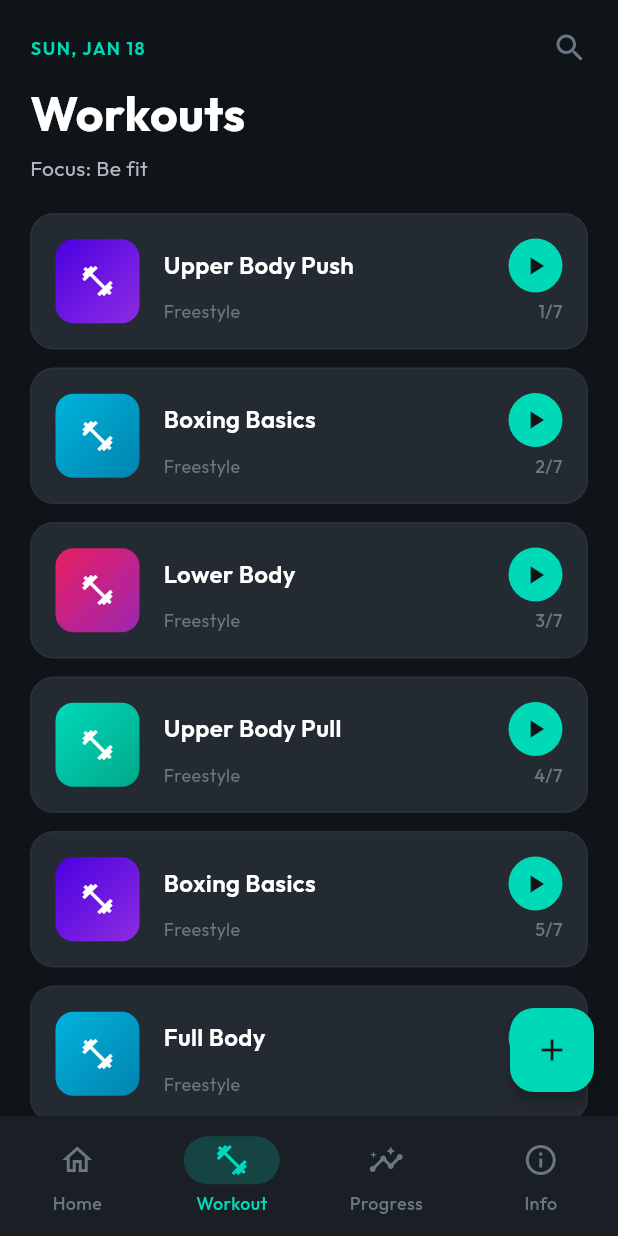
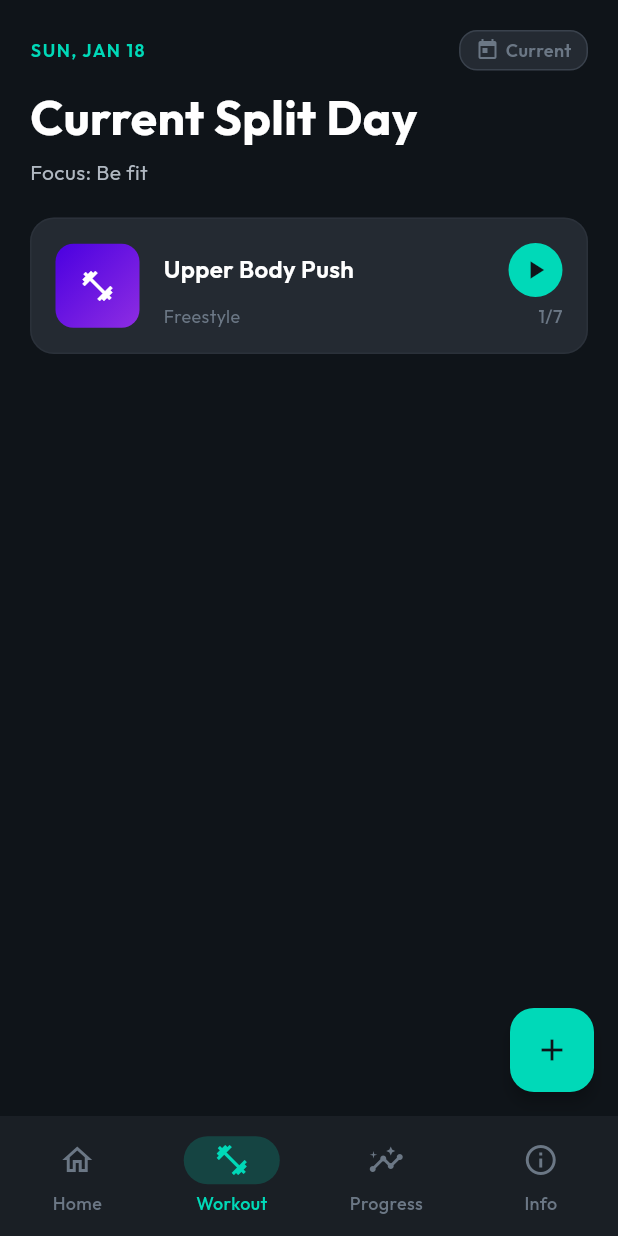
Before and after one commit to abisinraj/momentum, a Flutter app: the screen it shows after launch, item 2 of the bottom bar chosen, on a phone screen of 412 x 824 dp. Run offline on Flutter 3.47's test engine with Material 3 defaults, Android fonts, the phone set to English and light mode, and no system bars; drawn by our look-alikes of dynamic_color; our stand-ins replace drift, flutter_riverpod, go_router, google_fonts, riverpod_annotation, shared_preferences; missing offline and left inert: home_widget; accounts and stored records are empty; generated files the repository leaves out were written again.

Commit message:
feat: Add `currentSplitIndex` field to the `User` database entity.

```diff
--- a/lib/features/workout/presentation/workout_screen.dart
+++ b/lib/features/workout/presentation/workout_screen.dart
@@ -10,11 +10,18 @@ import 'active_workout_screen.dart';
 
 /// Workout screen - shows list of workouts with completion states
 /// Design: Date header, focus subtitle, workout cards with status badges
-class WorkoutScreen extends ConsumerWidget {
+class WorkoutScreen extends ConsumerStatefulWidget {
   const WorkoutScreen({super.key});
 
   @override
-  Widget build(BuildContext context, WidgetRef ref) {
+  ConsumerState<WorkoutScreen> createState() => _WorkoutScreenState();
+}
+
+class _WorkoutScreenState extends ConsumerState<WorkoutScreen> {
+  bool _showAllWorkouts = false;
+
+  @override
+  Widget build(BuildContext context) {
     final workoutsAsync = ref.watch(workoutsStreamProvider);
     final todayCompletedAsync = ref.watch(todayCompletedWorkoutIdsProvider);
     final userAsync = ref.watch(currentUserProvider);
@@ -22,6 +29,12 @@ class WorkoutScreen extends ConsumerWidget {
     final userGoal = switch (userAsync) {
       AsyncData(:final value) => value?.goal ?? 'Fitness & Wellness',
       _ => 'Fitness & Wellness',
+    };
+
+    // Get user's current split index (manual progression, not tied to weekday)
+    final currentSplitIndex = switch (userAsync) {
+      AsyncData(:final value) => value?.currentSplitIndex ?? 0,
+      _ => 0,
     };
 
     return Scaffold(
@@ -36,7 +49,7 @@ class WorkoutScreen extends ConsumerWidget {
               child: Column(
                 crossAxisAlignment: CrossAxisAlignment.start,
                 children: [
-                  // Date and search
+                  // Date and toggle
                   Row(
                     mainAxisAlignment: MainAxisAlignment.spaceBetween,
                     children: [
@@ -49,13 +62,53 @@ class WorkoutScreen extends ConsumerWidget {
                           letterSpacing: 1.0,
                         ),
                       ),
-                      Icon(Icons.search, color: AppTheme.textMuted),
+                      // Toggle: Today / All
+                      GestureDetector(
+                        onTap: () => setState(() => _showAllWorkouts = !_showAllWorkouts),
+                        child: Container(
+                          padding: const EdgeInsets.symmetric(horizontal: 10, vertical: 4),
+                          decoration: BoxDecoration(
+                            color: _showAllWorkouts
+                                ? AppTheme.tealPrimary.withOpacity(0.15)
+                                : AppTheme.darkSurfaceContainer,
+                            borderRadius: BorderRadius.circular(12),
+                            border: Border.all(
+                              color: _showAllWorkouts
+                                  ? AppTheme.tealPrimary
+                                  : AppTheme.darkBorder,
+                            ),
+                          ),
+                          child: Row(
+                            mainAxisSize: MainAxisSize.min,
+                            children: [
+                              Icon(
+                                _showAllWorkouts ? Icons.calendar_view_week : Icons.today,
+                                size: 16,
+                                color: _showAllWorkouts
+                                    ? AppTheme.tealPrimary
+                                    : AppTheme.textMuted,
+                              ),
+                              const SizedBox(width: 4),
+                              Text(
+                                _showAllWorkouts ? 'All' : 'Current',
+                                style: TextStyle(
+                                  fontSize: 12,
+                                  fontWeight: FontWeight.w600,
+                                  color: _showAllWorkouts
+                                      ? AppTheme.tealPrimary
+                                      : AppTheme.textMuted,
+                                ),
+                              ),
+                            ],
+                          ),
+                        ),
+                      ),
                     ],
                   ),
                   const SizedBox(height: 8),
                   // Title
                   Text(
-                    'Workouts',
+                    _showAllWorkouts ? 'All Workouts' : 'Current Split Day',
                     style: TextStyle(
                       fontSize: 32,
                       fontWeight: FontWeight.bold,
@@ -78,9 +131,19 @@ class WorkoutScreen extends ConsumerWidget {
             // Workout list
             Expanded(
               child: switch (workoutsAsync) {
-                AsyncData(:final value) => value.isEmpty
-                    ? _buildEmptyState()
-                    : _buildWorkoutList(context, ref, value, todayCompletedAsync),
+                AsyncData(:final value) => () {
+                  // Filter to current split day's workout if not showing all
+                  final filtered = _showAllWorkouts
+                      ? value
+                      : value.where((w) => w.orderIndex == currentSplitIndex).toList();
+
+                  if (filtered.isEmpty) {
+                    return _buildEmptyState(_showAllWorkouts
+                        ? 'No workouts yet'
+                        : 'No workout for current split day');
+                  }
+                  return _buildWorkoutList(context, ref, filtered, todayCompletedAsync, value.length);
+                }(),
                 AsyncError(:final error) => Center(
                     child: Text(
                       'Error: $error',
@@ -103,7 +166,7 @@ class WorkoutScreen extends ConsumerWidget {
     );
   }
 
-  Widget _buildEmptyState() {
+  Widget _buildEmptyState(String message) {
     return Center(
       child: Column(
         mainAxisAlignment: MainAxisAlignment.center,
@@ -115,7 +178,7 @@ class WorkoutScreen extends ConsumerWidget {
           ),
           const SizedBox(height: 16),
           Text(
-            'No workouts yet',
+            message,
             style: TextStyle(
               fontSize: 20,
               fontWeight: FontWeight.bold,
@@ -124,7 +187,7 @@ class WorkoutScreen extends ConsumerWidget {
           ),
           const SizedBox(height: 8),
           Text(
-            'Tap + to add your first workout',
+            'Tap + to add a workout',
             style: TextStyle(
               fontSize: 14,
               color: AppTheme.textSecondary,
@@ -140,6 +203,7 @@ class WorkoutScreen extends ConsumerWidget {
     WidgetRef ref,
     List<Workout> workouts,
     AsyncValue<List<int>> todayCompletedAsync,
+    int totalCount,
   ) {
     final todayCompleted = todayCompletedAsync.valueOrNull ?? [];
     final activeSession = ref.watch(activeWorkoutSessionProvider);
@@ -164,8 +228,8 @@ class WorkoutScreen extends ConsumerWidget {
           workout: workout,
           isCompleted: isCompleted,
           isActive: isActive,
-          index: index,
-          total: workouts.length,
+          index: workout.orderIndex, // Use actual order index for display
+          total: totalCount,
           onTap: () => _startWorkout(context, ref, workout),
           onDelete: () => _confirmDelete(context, ref, workout),
         );
```
Also changed, not shown: lib/core/database/app_database.dart (+73 -6 lines), lib/core/database/app_database.g.dart.
